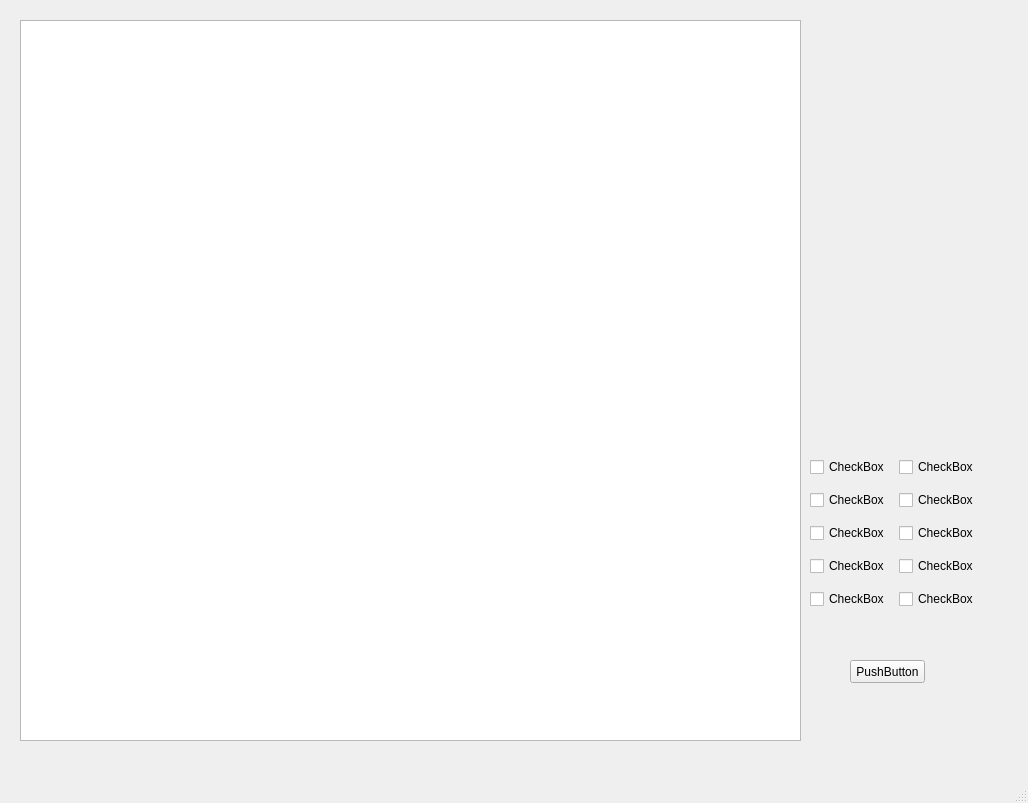
First picture: the form in venv/Scripts/untitled.ui, repository SuribaCN/COVID-spider, before the edit.
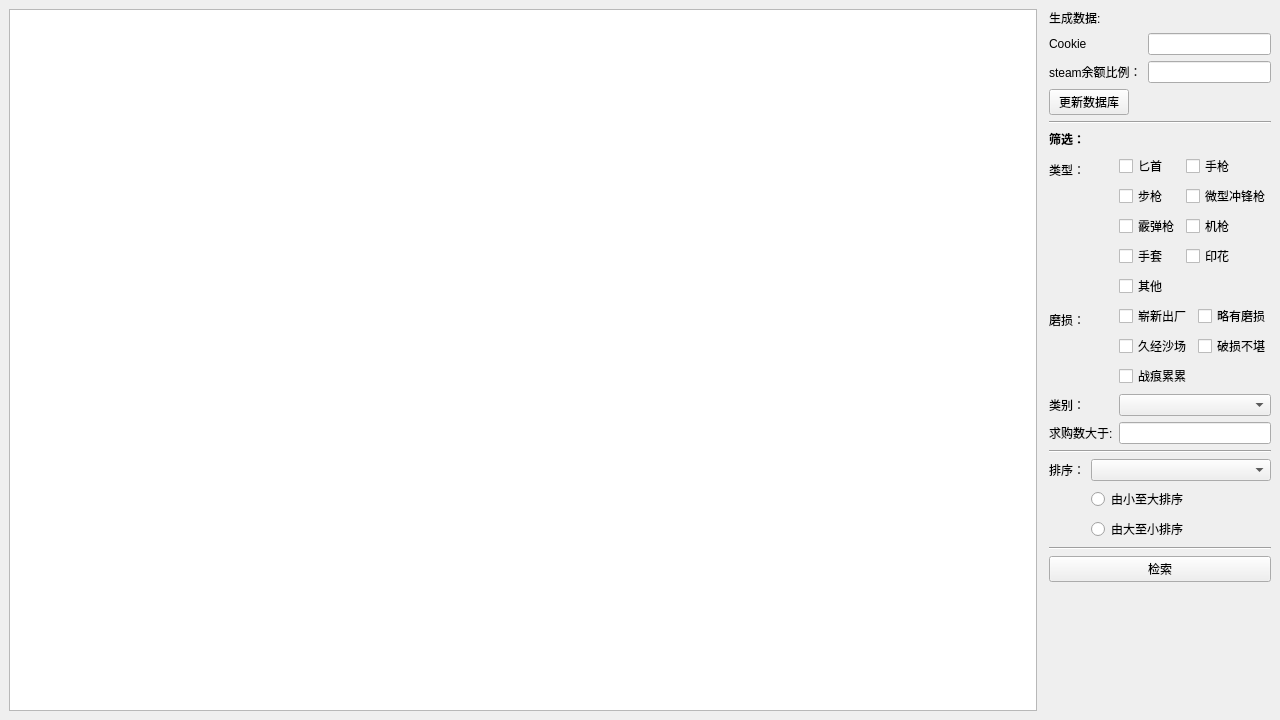
Second picture: the form after the edit.

The edit to the form file:
```diff
--- a/venv/Scripts/untitled.ui
+++ b/venv/Scripts/untitled.ui
@@ -6,119 +6,328 @@
    <rect>
     <x>0</x>
     <y>0</y>
-    <width>1028</width>
-    <height>803</height>
+    <width>1280</width>
+    <height>720</height>
    </rect>
   </property>
+  <property name="sizePolicy">
+   <sizepolicy hsizetype="Expanding" vsizetype="Expanding">
+    <horstretch>0</horstretch>
+    <verstretch>0</verstretch>
+   </sizepolicy>
+  </property>
   <property name="windowTitle">
    <string>MainWindow</string>
   </property>
   <widget class="QWidget" name="centralwidget">
-   <widget class="QWidget" name="gridLayoutWidget">
-    <property name="geometry">
-     <rect>
-      <x>810</x>
-      <y>450</y>
-      <width>171</width>
-      <height>171</height>
-     </rect>
-    </property>
-    <layout class="QGridLayout" name="gridLayout">
-     <item row="3" column="0">
-      <widget class="QCheckBox" name="checkBox_3">
+   <property name="enabled">
+    <bool>true</bool>
+   </property>
+   <property name="sizePolicy">
+    <sizepolicy hsizetype="Expanding" vsizetype="Expanding">
+     <horstretch>0</horstretch>
+     <verstretch>0</verstretch>
+    </sizepolicy>
+   </property>
+   <layout class="QHBoxLayout" name="horizontalLayout_2">
+    <item>
+     <layout class="QHBoxLayout" name="horizontalLayout" stretch="6,0">
+      <item>
+       <widget class="QTableView" name="tableView"/>
+      </item>
+      <item>
+       <layout class="QFormLayout" name="formLayout">
+        <property name="sizeConstraint">
+         <enum>QLayout::SetDefaultConstraint</enum>
+        </property>
+        <item row="2" column="1">
+         <layout class="QVBoxLayout" name="verticalLayout_2">
+          <item>
+           <layout class="QFormLayout" name="formLayout_4">
+            <item row="0" column="0">
+             <widget class="QLabel" name="label_4">
+              <property name="maximumSize">
+               <size>
+                <width>16777215</width>
+                <height>20</height>
+               </size>
+              </property>
+              <property name="font">
+               <font>
+                <weight>75</weight>
+                <bold>true</bold>
+               </font>
+              </property>
        <property name="text">
-        <string>CheckBox</string>
+               <string>筛选：</string>
        </property>
       </widget>
      </item>
+            <item row="1" column="0">
+             <widget class="QLabel" name="label_5">
+              <property name="text">
+               <string>类型：</string>
+              </property>
+             </widget>
+            </item>
+            <item row="1" column="1">
+             <layout class="QFormLayout" name="formLayout_5">
      <item row="0" column="0">
       <widget class="QCheckBox" name="checkBox">
        <property name="text">
-        <string>CheckBox</string>
+                 <string>匕首</string>
        </property>
       </widget>
      </item>
-     <item row="4" column="0">
-      <widget class="QCheckBox" name="checkBox_2">
-       <property name="text">
-        <string>CheckBox</string>
-       </property>
-      </widget>
-     </item>
-     <item row="1" column="0">
-      <widget class="QCheckBox" name="checkBox_4">
-       <property name="text">
-        <string>CheckBox</string>
-       </property>
-      </widget>
-     </item>
-     <item row="2" column="0">
-      <widget class="QCheckBox" name="checkBox_5">
-       <property name="text">
-        <string>CheckBox</string>
-       </property>
-      </widget>
-     </item>
-     <item row="2" column="1">
+              <item row="0" column="1">
       <widget class="QCheckBox" name="checkBox_6">
        <property name="text">
-        <string>CheckBox</string>
+                 <string>手枪</string>
        </property>
       </widget>
      </item>
-     <item row="3" column="1">
+              <item row="1" column="0">
+               <widget class="QCheckBox" name="checkBox_2">
+                <property name="text">
+                 <string>步枪</string>
+                </property>
+               </widget>
+              </item>
+              <item row="1" column="1">
       <widget class="QCheckBox" name="checkBox_7">
        <property name="text">
-        <string>CheckBox</string>
+                 <string>微型冲锋枪</string>
        </property>
       </widget>
      </item>
-     <item row="4" column="1">
+              <item row="2" column="0">
+               <widget class="QCheckBox" name="checkBox_3">
+                <property name="text">
+                 <string>霰弹枪</string>
+                </property>
+               </widget>
+              </item>
+              <item row="2" column="1">
       <widget class="QCheckBox" name="checkBox_8">
        <property name="text">
-        <string>CheckBox</string>
+                 <string>机枪</string>
        </property>
       </widget>
      </item>
-     <item row="1" column="1">
+              <item row="3" column="0">
+               <widget class="QCheckBox" name="checkBox_4">
+                <property name="text">
+                 <string>手套</string>
+                </property>
+               </widget>
+              </item>
+              <item row="3" column="1">
       <widget class="QCheckBox" name="checkBox_9">
        <property name="text">
-        <string>CheckBox</string>
+                 <string>印花</string>
        </property>
       </widget>
      </item>
+              <item row="4" column="0">
+               <widget class="QCheckBox" name="checkBox_5">
+                <property name="text">
+                 <string>其他</string>
+                </property>
+               </widget>
+              </item>
+             </layout>
+            </item>
+            <item row="2" column="0">
+             <widget class="QLabel" name="label_6">
+              <property name="text">
+               <string>磨损：</string>
+              </property>
+             </widget>
+            </item>
+            <item row="2" column="1">
+             <layout class="QFormLayout" name="formLayout_6">
+              <item row="0" column="0">
+               <widget class="QCheckBox" name="checkBox_11">
+                <property name="text">
+                 <string>崭新出厂</string>
+                </property>
+               </widget>
+              </item>
      <item row="0" column="1">
-      <widget class="QCheckBox" name="checkBox_10">
+               <widget class="QCheckBox" name="checkBox_12">
        <property name="text">
-        <string>CheckBox</string>
+                 <string>略有磨损</string>
        </property>
       </widget>
      </item>
-    </layout>
-   </widget>
+              <item row="1" column="0">
+               <widget class="QCheckBox" name="checkBox_13">
+                <property name="text">
+                 <string>久经沙场</string>
+                </property>
+               </widget>
+              </item>
+              <item row="1" column="1">
+               <widget class="QCheckBox" name="checkBox_14">
+                <property name="text">
+                 <string>破损不堪</string>
+                </property>
+               </widget>
+              </item>
+              <item row="2" column="0">
+               <widget class="QCheckBox" name="checkBox_15">
+                <property name="text">
+                 <string>战痕累累</string>
+                </property>
+               </widget>
+              </item>
+             </layout>
+            </item>
+            <item row="3" column="0">
+             <widget class="QLabel" name="label_7">
+              <property name="text">
+               <string>类别：</string>
+              </property>
+             </widget>
+            </item>
+            <item row="3" column="1">
+             <widget class="QComboBox" name="comboBox"/>
+            </item>
+            <item row="4" column="0">
+             <widget class="QLabel" name="label_8">
+              <property name="text">
+               <string>求购数大于:</string>
+              </property>
+             </widget>
+            </item>
+            <item row="4" column="1">
+             <widget class="QLineEdit" name="lineEdit_orderNumber"/>
+            </item>
+           </layout>
+          </item>
+         </layout>
+        </item>
+        <item row="3" column="1">
+         <widget class="Line" name="line">
+          <property name="orientation">
+           <enum>Qt::Horizontal</enum>
+          </property>
+         </widget>
+        </item>
+        <item row="4" column="1">
+         <layout class="QFormLayout" name="formLayout_3">
+          <item row="0" column="0">
+           <widget class="QLabel" name="label_3">
+            <property name="text">
+             <string>排序：</string>
+            </property>
+           </widget>
+          </item>
+          <item row="1" column="1">
+           <widget class="QRadioButton" name="radioButton">
+            <property name="text">
+             <string>由小至大排序</string>
+            </property>
+           </widget>
+          </item>
+          <item row="2" column="1">
+           <widget class="QRadioButton" name="radioButton_2">
+            <property name="text">
+             <string>由大至小排序</string>
+            </property>
+           </widget>
+          </item>
+          <item row="0" column="1">
+           <widget class="QComboBox" name="comboBox_2"/>
+          </item>
+         </layout>
+        </item>
+        <item row="7" column="1">
+         <widget class="Line" name="line_2">
+          <property name="orientation">
+           <enum>Qt::Horizontal</enum>
+          </property>
+         </widget>
+        </item>
+        <item row="9" column="1">
    <widget class="QPushButton" name="pushButton">
-    <property name="geometry">
-     <rect>
-      <x>850</x>
-      <y>660</y>
-      <width>75</width>
-      <height>23</height>
-     </rect>
-    </property>
+          <property name="text">
+           <string>检索</string>
+          </property>
+         </widget>
+        </item>
+        <item row="0" column="1">
+         <layout class="QFormLayout" name="formLayout_2">
+          <item row="0" column="0">
+           <widget class="QLabel" name="label">
+            <property name="maximumSize">
+             <size>
+              <width>16777215</width>
+              <height>30</height>
+             </size>
+            </property>
     <property name="text">
-     <string>PushButton</string>
-    </property>
-   </widget>
-   <widget class="QTableWidget" name="tableWidget">
-    <property name="geometry">
-     <rect>
-      <x>20</x>
-      <y>20</y>
-      <width>781</width>
-      <height>721</height>
-     </rect>
-    </property>
-   </widget>
+             <string>生成数据:</string>
+            </property>
+           </widget>
+          </item>
+          <item row="2" column="0">
+           <widget class="QLabel" name="label_2">
+            <property name="maximumSize">
+             <size>
+              <width>16777215</width>
+              <height>16777215</height>
+             </size>
+            </property>
+            <property name="text">
+             <string>steam余额比例：</string>
+            </property>
+           </widget>
+          </item>
+          <item row="2" column="1">
+           <widget class="QLineEdit" name="lineEdit_scale2Search"/>
+          </item>
+          <item row="3" column="0">
+           <widget class="QPushButton" name="pushButton_2">
+            <property name="maximumSize">
+             <size>
+              <width>100</width>
+              <height>16777215</height>
+             </size>
+            </property>
+            <property name="text">
+             <string>更新数据库</string>
+            </property>
+           </widget>
+          </item>
+          <item row="1" column="0">
+           <widget class="QLabel" name="label_9">
+            <property name="text">
+             <string>Cookie</string>
+            </property>
+           </widget>
+          </item>
+          <item row="1" column="1">
+           <widget class="QLineEdit" name="lineEdit_Cookie">
+            <property name="text">
+             <string/>
+            </property>
+           </widget>
+          </item>
+         </layout>
+        </item>
+        <item row="1" column="1">
+         <widget class="Line" name="line_3">
+          <property name="orientation">
+           <enum>Qt::Horizontal</enum>
+          </property>
+         </widget>
+        </item>
+       </layout>
+      </item>
+     </layout>
+    </item>
+   </layout>
   </widget>
   <widget class="QMenuBar" name="menubar">
    <property name="geometry">
@@ -130,7 +339,6 @@
     </rect>
    </property>
   </widget>
-  <widget class="QStatusBar" name="statusbar"/>
  </widget>
  <resources/>
  <connections/>
```
Left out of the diff: 6 changed lines with no effect on the pictures. Lines whose indentation alone changed are shown as unchanged.
